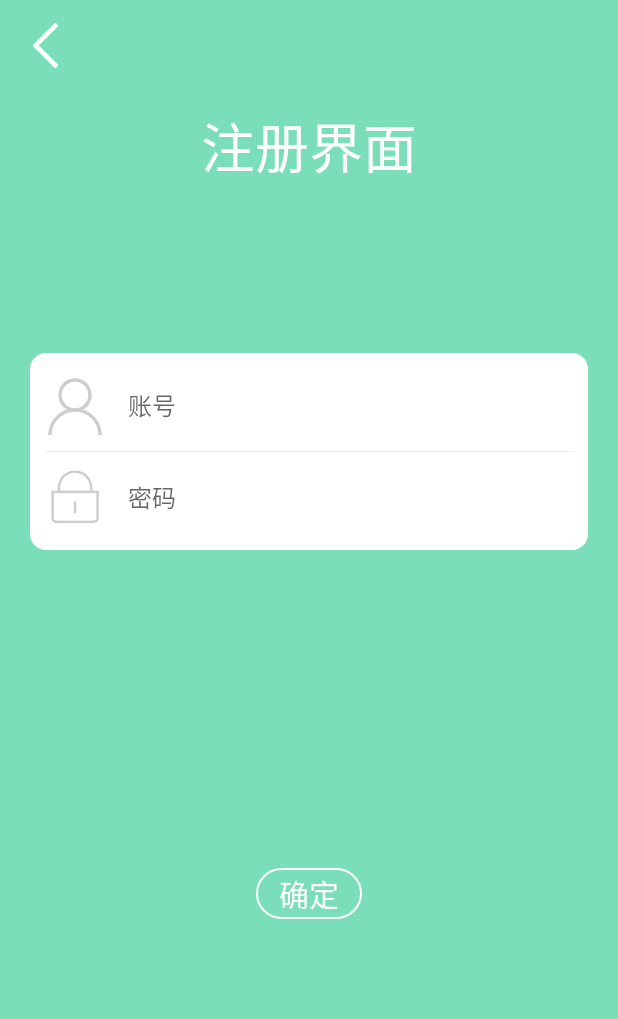
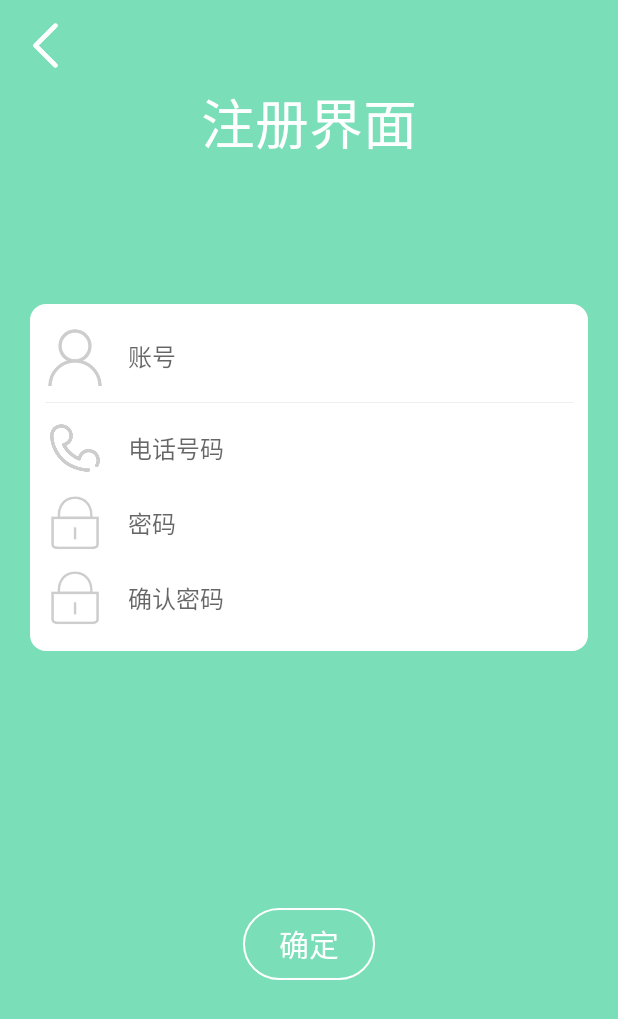
Before and after one commit to zhangkaibin0921/Cloud-notepad, an Android app: the RegisteredActivity screen opened directly, with no data from a screen before it, on a phone screen of 412 x 824 dp. Shown: the top 1019 px of the screen. Run offline under Robolectric (Android 15) with nearby library versions, the phone set to English and light mode, and no system bars.

Commit message:
注册页面的改进

```diff
--- a/app/src/main/res/layout/password_change.xml
+++ b/app/src/main/res/layout/password_change.xml
@@ -6,7 +6,7 @@
     android:background="#7adfb8"
     android:fitsSystemWindows="true"
     android:layout_height="match_parent"
-    tools:context=".PasswordChangeActivity">
+    tools:context=".PasswordChangActivity">
     <ImageView
         android:layout_width="30dp"
         android:layout_height="30dp"
@@ -73,7 +73,7 @@
             android:background="#eeeeee" />
 
         <LinearLayout
-            android:id="@+id/input_layout_psw"
+            android:id="@+id/input_layout_psw1"
             android:layout_width="match_parent"
             android:layout_height="50dp"
             android:gravity="center_vertical"
@@ -96,7 +96,7 @@
                 android:textSize="16sp" />
         </LinearLayout>
         <LinearLayout
-            android:id="@+id/input_layout_psw1"
+            android:id="@+id/input_layout_repsw1"
             android:layout_width="match_parent"
             android:layout_height="50dp"
             android:gravity="center_vertical"
@@ -108,7 +108,7 @@
                 android:src="@drawable/key" />
 
             <EditText
-                android:id="@+id/key"
+                android:id="@+id/rekey1"
                 android:layout_width="match_parent"
                 android:layout_height="wrap_content"
                 android:layout_marginLeft="10dip"
@@ -120,8 +120,8 @@
         </LinearLayout>
     </LinearLayout>
 
-    <TextView
-        android:id="@+id/main_btn_login"
+    <Button
+        android:id="@+id/main_btn_login1"
         android:layout_width="wrap_content"
         android:layout_height="wrap_content"
         android:layout_below="@+id/input_layout"
--- a/app/src/main/res/layout/register.xml
+++ b/app/src/main/res/layout/register.xml
@@ -74,6 +74,30 @@
             android:background="#eeeeee" />
 
         <LinearLayout
+            android:id="@+id/input_layout_number"
+            android:layout_width="match_parent"
+            android:layout_height="50dp"
+            android:gravity="center_vertical"
+            android:orientation="horizontal">
+
+            <ImageView
+                android:layout_width="40dp"
+                android:layout_height="40dp"
+                android:src="@drawable/number" />
+
+            <EditText
+                android:id="@+id/number"
+                android:layout_width="match_parent"
+                android:layout_height="wrap_content"
+                android:layout_marginLeft="10dip"
+                android:background="#00000000"
+                android:hint="电话号码"
+                android:inputType="textPassword"
+                android:padding="5dip"
+                android:textSize="16sp" />
+        </LinearLayout>
+
+        <LinearLayout
             android:id="@+id/input_layout_psw"
             android:layout_width="match_parent"
             android:layout_height="50dp"
@@ -96,9 +120,32 @@
                 android:padding="5dip"
                 android:textSize="16sp" />
         </LinearLayout>
+        <LinearLayout
+            android:id="@+id/input_layout_repsw"
+            android:layout_width="match_parent"
+            android:layout_height="50dp"
+            android:gravity="center_vertical"
+            android:orientation="horizontal">
+
+            <ImageView
+                android:layout_width="40dp"
+                android:layout_height="40dp"
+                android:src="@drawable/key" />
+
+            <EditText
+                android:id="@+id/rekey"
+                android:layout_width="match_parent"
+                android:layout_height="wrap_content"
+                android:layout_marginLeft="10dip"
+                android:background="#00000000"
+                android:hint="确认密码"
+                android:inputType="textPassword"
+                android:padding="5dip"
+                android:textSize="16sp" />
+        </LinearLayout>
     </LinearLayout>
 
-    <TextView
+    <Button
         android:id="@+id/main_btn_login"
         android:layout_width="wrap_content"
         android:layout_height="wrap_content"
```
Also changed, not shown: app/src/main/res/drawable/number.png (added).
